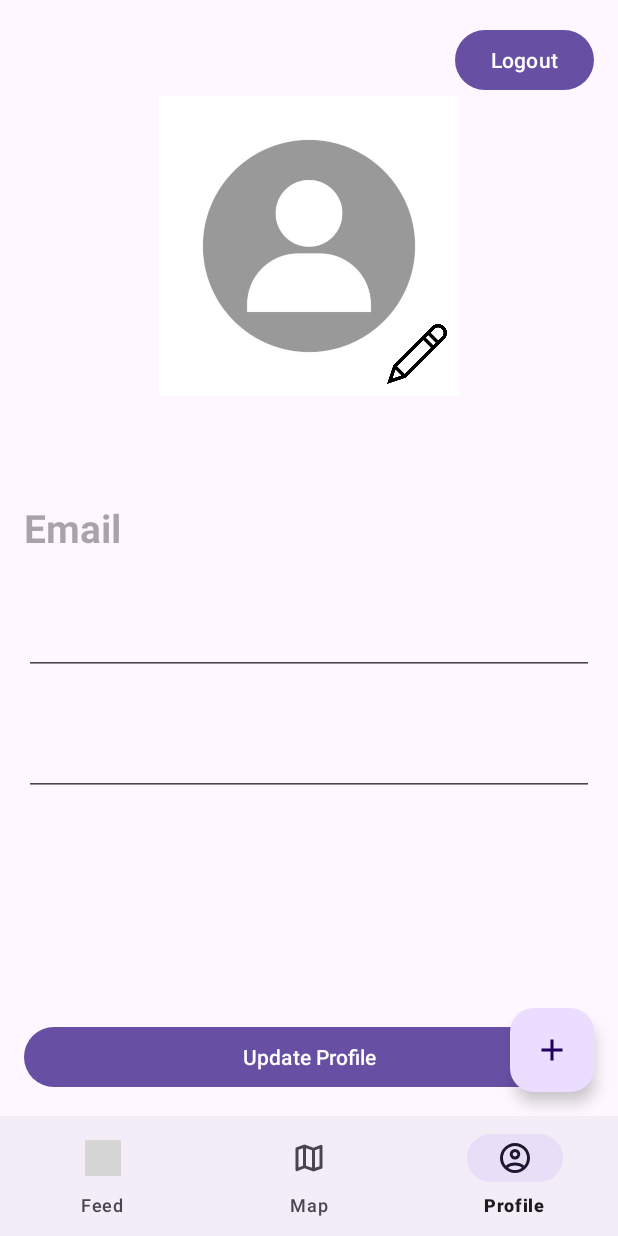
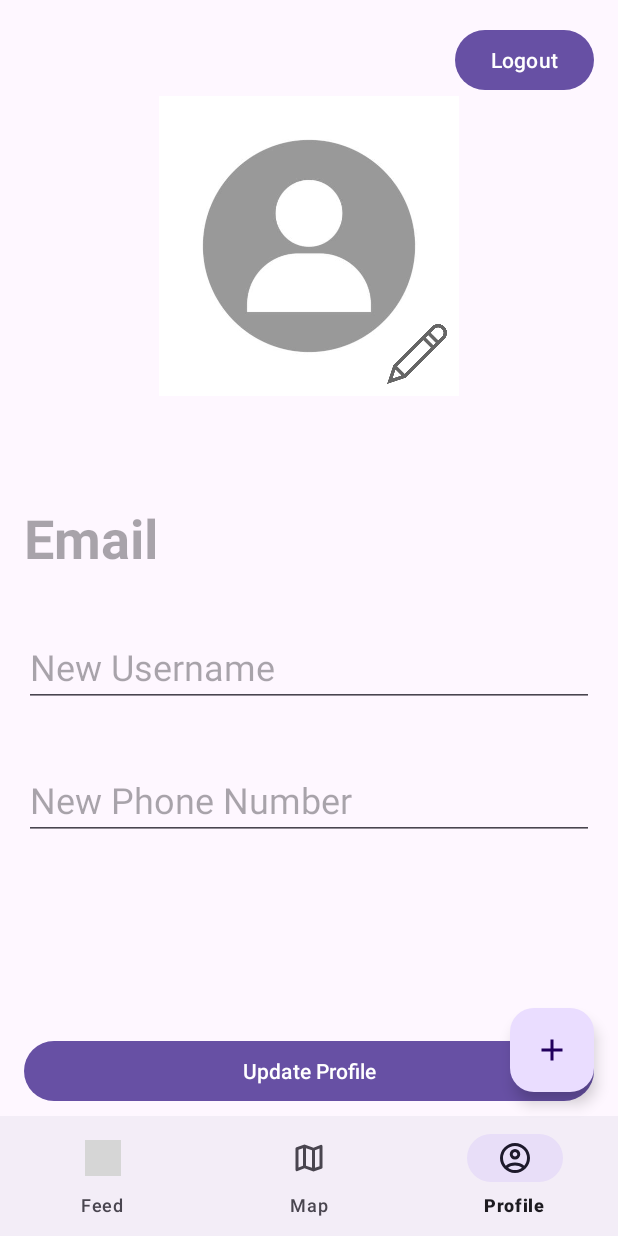
Before and after one commit to inamit/mobile-app-final-project, an Android app: the ProfileFragment screen opened through its navigation route, on a phone screen of 412 x 824 dp. Run offline under Robolectric (Android 15) with nearby library versions, the phone set to English and light mode, and no system bars; our stand-ins replace Firebase (no records; nobody signed in at launch, a user with empty details on screens opened directly), navigation-ui; grey boxes are pictures that could not be loaded.

Commit message:
fix cr notes- handle profile when login with google

```diff
--- a/app/build.gradle.kts
+++ b/app/build.gradle.kts
@@ -69,4 +69,6 @@ dependencies {
     testImplementation(libs.junit)
     androidTestImplementation(libs.androidx.junit)
     androidTestImplementation(libs.androidx.espresso.core)
+    implementation("com.google.android.material:material:1.9.0")
+    implementation("com.google.android.gms:play-services-auth:20.4.0")
 }
--- a/app/src/main/java/com/group147/appartmentblog/screens/userProfile/ProfileFragment.kt
+++ b/app/src/main/java/com/group147/appartmentblog/screens/userProfile/ProfileFragment.kt
@@ -88,8 +88,10 @@ class ProfileFragment : Fragment() {
             firestore.collection("users").document(uid).get()
                 .addOnSuccessListener { document ->
                     if (document != null) {
-                        usernameInput.hint = document.getString("username").orEmpty()
-                        phoneInput.hint = document.getString("phone").orEmpty()
+                        if (!document.getString("username").isNullOrEmpty())
+                            usernameInput.hint = document.getString("username")
+                        if (!document.getString("phone").isNullOrEmpty())
+                            phoneInput.hint = document.getString("phone")
                         emailText.text = document.getString("email").orEmpty()
                         val imageUrl = document.getString("imageUrl")
                         if (!imageUrl.isNullOrEmpty()) {
--- a/app/src/main/res/layout/fragment_profile.xml
+++ b/app/src/main/res/layout/fragment_profile.xml
@@ -1,5 +1,6 @@
 <FrameLayout xmlns:android="http://schemas.android.com/apk/res/android"
     xmlns:tools="http://schemas.android.com/tools"
+    xmlns:app="http://schemas.android.com/apk/res-auto"
     android:layout_width="match_parent"
     android:layout_height="match_parent"
     android:id="@+id/profileFragment"
@@ -26,13 +27,15 @@
             android:layout_gravity="center"
             android:layout_marginBottom="70dp">
 
-            <ImageView
+            <com.google.android.material.imageview.ShapeableImageView
                 android:id="@+id/profile_image"
                 android:layout_width="match_parent"
                 android:layout_height="match_parent"
                 android:contentDescription="Profile Image"
                 android:src="@drawable/ic_user_placeholder"
-                android:tooltipText="Press to update" />
+                android:tooltipText="Press to update"
+                android:scaleType="centerCrop"
+                app:shapeAppearanceOverlay="@style/RoundedCornerImage" />
 
             <ImageView
                 android:id="@+id/edit_icon"
@@ -41,7 +44,8 @@
                 android:layout_gravity="bottom|end"
                 android:layout_margin="8dp"
                 android:contentDescription="Edit Icon"
-                android:src="@drawable/ic_edit" />
+                android:src="@drawable/ic_edit"
+                android:alpha="0.6" />
         </FrameLayout>
 
         <TextView
@@ -52,7 +56,7 @@
             android:enabled="false"
             android:hint="Email"
             android:inputType="textEmailAddress"
-            android:textSize="26sp"
+            android:textSize="36sp"
             android:textStyle="bold" />
 
         <EditText
@@ -60,13 +64,15 @@
             android:layout_width="match_parent"
             android:layout_height="wrap_content"
             android:layout_marginBottom="35dp"
-            android:hint="New Username" />
+            android:hint="New Username"
+            android:textSize="24sp" />
 
         <EditText
             android:id="@+id/phone_input"
             android:layout_width="match_parent"
             android:layout_height="wrap_content"
-            android:layout_marginBottom="150dp"
+            android:layout_marginBottom="130dp"
+            android:textSize="24sp"
             android:hint="New Phone Number" />
 
         <Button
```
Also changed, not shown: app/src/main/java/com/group147/appartmentblog/screens/login/LoginActivity.kt (+71 -33 lines), app/src/main/java/com/group147/appartmentblog/screens/login/LoginViewModel.kt (+6 -10 lines), 1 other file.
